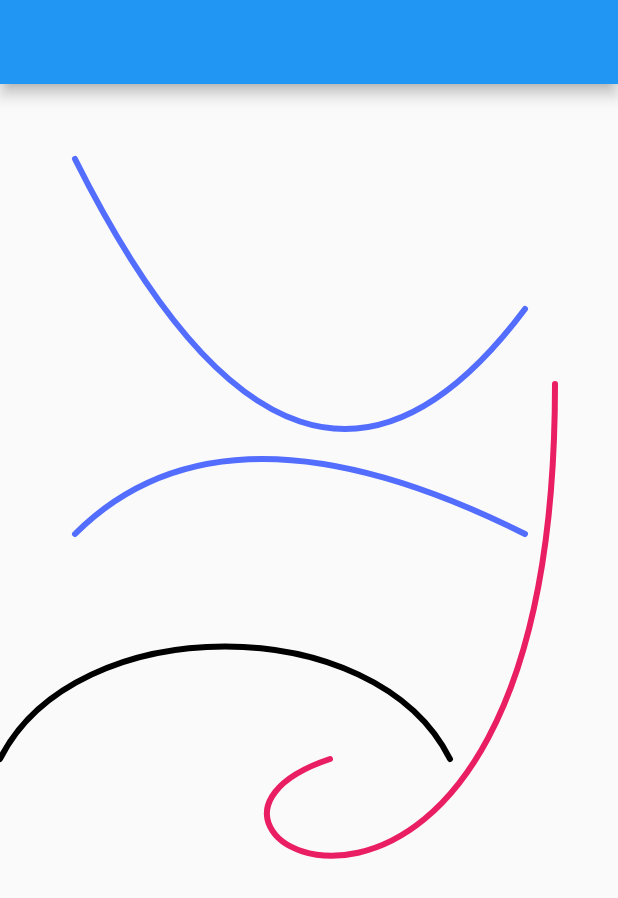
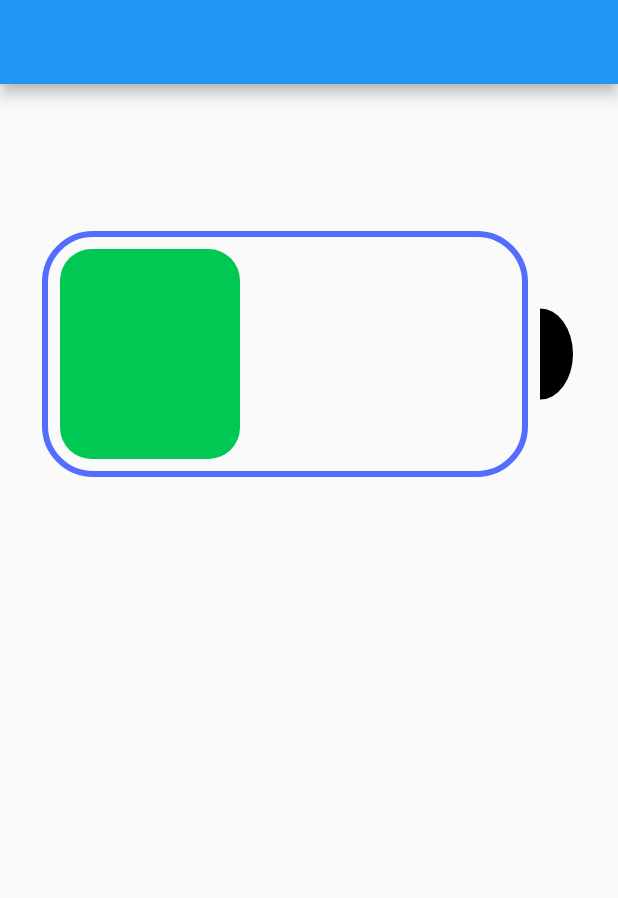
Before and after one commit to rabindra2049/Flutter-Practice, a Flutter app: the screen it shows after launch, on a phone screen of 412 x 824 dp. Shown: the top 898 px of the screen. Run offline on Flutter 3.47's test engine with Material 2 defaults, Android fonts, the phone set to English and light mode, and no system bars.

Commit message:
Practice on animation of custom shape

```diff
--- /dev/null
+++ b/Flutter Canvas/canvasproject/lib/example5/animating_custom_shape.dart
@@ -0,0 +1,125 @@
+import 'package:flutter/material.dart';
+import 'dart:math' as math;
+
+class AnimatingCustomShapeScreen extends StatefulWidget {
+  const AnimatingCustomShapeScreen({Key? key}) : super(key: key);
+
+  @override
+  State<AnimatingCustomShapeScreen> createState() =>
+      _AnimatingCustomShapeScreenState();
+}
+
+class _AnimatingCustomShapeScreenState extends State<AnimatingCustomShapeScreen>
+    with SingleTickerProviderStateMixin {
+  final duration = const Duration(seconds: 5);
+  late AnimationController _ctrl;
+
+  @override
+  void initState() {
+    _ctrl = AnimationController(duration: duration, vsync: this)
+      ..addListener(() => setState(() {}))
+      ..forward()
+      ..addStatusListener((status) {
+        if (status == AnimationStatus.completed) {
+          _ctrl.reverse();
+        } else if (status == AnimationStatus.dismissed) {
+          _ctrl.forward();
+        }
+      });
+    super.initState();
+  }
+
+  @override
+  void dispose() {
+    _ctrl.dispose();
+    super.dispose();
+  }
+
+  @override
+  Widget build(BuildContext context) {
+    return Scaffold(
+      appBar: AppBar(),
+      body: SingleChildScrollView(
+        child: Container(
+          child: CustomPaint(
+            painter: AnimatingCustomShapePainter(_ctrl.value),
+            child: Container(),
+          ),
+        ),
+      ),
+    );
+  }
+}
+
+class AnimatingCustomShapePainter extends CustomPainter {
+  final margin = 30.0; // The space between the battery and the parent widget
+  final padding = 10.0; // The space between the charge & pin and the border
+  final pinWidth = 22.0; // The width of the pin
+  final minCharge = 0.2; // The minimum charge until the battery disappears
+  final double charge;
+
+  AnimatingCustomShapePainter(this.charge);
+
+  @override
+  void paint(Canvas canvas, Size size) {
+    var paint = Paint()
+      ..strokeWidth = 4
+      ..strokeCap = StrokeCap.round
+      ..color = Colors.indigoAccent
+      ..style = PaintingStyle.stroke;
+    final bdr = _borderRRect(size);
+    canvas.drawRRect(bdr, paint);
+
+    // Battery pin
+
+    final pinPaint = Paint()
+      ..color = Colors.black
+      ..isAntiAlias = true
+      ..style = PaintingStyle.fill;
+    final pinRect = _pinRect(bdr);
+    canvas.drawArc(pinRect, math.pi / 2, -math.pi, true, pinPaint);
+
+    // Battery charge progress
+    final chargePaint = Paint()
+      ..color = Colors.greenAccent[700]!
+      ..isAntiAlias = true
+      ..style = PaintingStyle.fill;
+    final chargeRRect = _chargeRect(bdr);
+    canvas.drawRRect(chargeRRect, chargePaint);
+  }
+
+  RRect _borderRRect(Size size) {
+    final symmetricalMargin = margin * 2;
+    final width = size.width - symmetricalMargin - padding - pinWidth;
+    final height = width / 2;
+    final top = (size.height / 2) - (height / 2);
+    final radius = Radius.circular(height * 0.2);
+    final bounds = Rect.fromLTWH(margin, 100, width, height);
+    return RRect.fromRectAndRadius(bounds, radius);
+  }
+
+  Rect _pinRect(RRect bdr) {
+    final center = Offset(bdr.right + padding, bdr.top + (bdr.height / 2.0));
+    final height = bdr.height * 0.38;
+    final width = pinWidth * 2;
+    return Rect.fromCenter(center: center, width: width, height: height);
+  }
+
+  RRect _chargeRect(RRect bdr) {
+    final percent = minCharge * ((charge / minCharge).round());
+    final left = bdr.left + padding;
+    final top = bdr.top + padding;
+    final right = bdr.right - padding;
+    final bottom = bdr.bottom - padding;
+    final height = bottom - top;
+    final width = right - left;
+    final radius = Radius.circular(height * 0.15);
+    final rect = Rect.fromLTWH(left, top, width * percent, height);
+    return RRect.fromRectAndRadius(rect, radius);
+  }
+
+  @override
+  bool shouldRepaint(covariant AnimatingCustomShapePainter oldDelegate) {
+    return oldDelegate.charge != charge;
+  }
+}
--- a/Flutter Canvas/canvasproject/lib/main.dart
+++ b/Flutter Canvas/canvasproject/lib/main.dart
@@ -1,6 +1,7 @@
 import 'package:canvasproject/example2/circle.dart';
 import 'package:canvasproject/example3/arc_curve.dart';
 import 'package:canvasproject/example4/bezier_curves.dart';
+import 'package:canvasproject/example5/animating_custom_shape.dart';
 import 'package:flutter/material.dart';
 
 void main() {
@@ -17,7 +18,7 @@ class MyApp extends StatelessWidget {
       theme: ThemeData(
         primarySwatch: Colors.blue,
       ),
-      home: const BezierCurveScreen(),
+      home: const AnimatingCustomShapeScreen(),
     );
   }
 }
```
